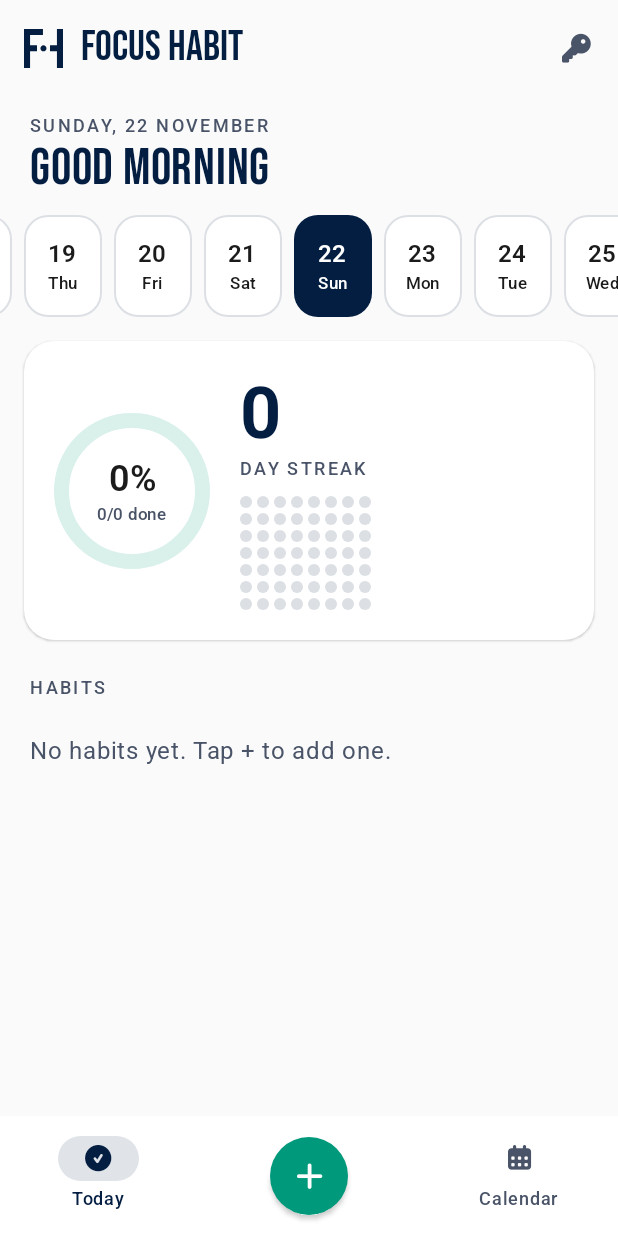
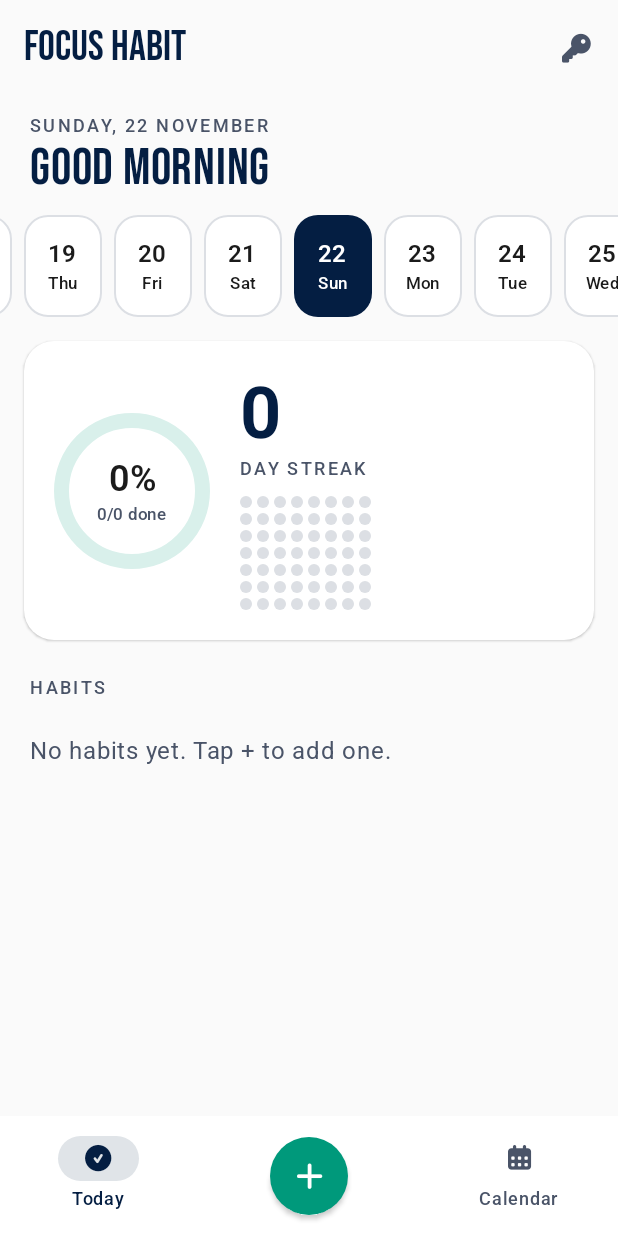
Before and after one commit to sito8943/FocusHabit, an Android app built with Jetpack Compose: the screen it shows after launch (MainActivity), on a phone screen of 412 x 824 dp. Run offline under Robolectric (Android 15) with nearby library versions, the phone set to English and light mode, and no system bars; our stand-ins replace Room's generated code.

Commit message:
feat: no logo in the header; launcher logo sized like SitoWallet's
The launcher logo goes from 54dp to 40dp tall inside the 108dp icon, which
matches the ink area of the SitoWallet icon (~680 dp²) so both read the same
size on the home screen. Header shows the wordmark only.

Co-Authored-By: Claude Opus 5.5 <noreply@anthropic.com>
Claude-Session: https://claude.ai/code/session_019dUnLZxUam22sEbepk4PUe

```diff
--- a/app/src/main/java/dev/sito8943/focushabit/ui/MainScreen.kt
+++ b/app/src/main/java/dev/sito8943/focushabit/ui/MainScreen.kt
@@ -1,7 +1,6 @@
 package dev.sito8943.focushabit.ui
 
 import androidx.activity.compose.BackHandler
-import androidx.compose.foundation.Image
 import androidx.compose.foundation.layout.Column
 import androidx.compose.foundation.layout.Row
 import androidx.compose.foundation.layout.consumeWindowInsets
@@ -36,9 +35,7 @@ import androidx.compose.runtime.saveable.rememberSaveable
 import androidx.compose.runtime.setValue
 import androidx.compose.ui.Alignment
 import androidx.compose.ui.Modifier
-import androidx.compose.ui.res.painterResource
 import androidx.compose.ui.res.stringResource
-import androidx.compose.ui.graphics.ColorFilter
 import androidx.compose.ui.unit.dp
 import androidx.compose.ui.unit.sp
 import androidx.lifecycle.compose.LifecycleResumeEffect
@@ -94,13 +91,6 @@ fun MainScreen(container: AppContainer) {
             TopAppBar(
                 title = {
                     Row(verticalAlignment = Alignment.CenterVertically) {
-                        Image(
-                            painter = painterResource(R.drawable.ic_logo),
-                            contentDescription = null,
-                            modifier = Modifier.size(26.dp),
-                            colorFilter = ColorFilter.tint(MaterialTheme.colorScheme.tertiary),
-                        )
-                        Spacer(Modifier.width(12.dp))
                         Text(
                             stringResource(R.string.app_name),
                             fontFamily = Bebas,
--- a/app/src/main/res/drawable/ic_logo.xml
+++ /dev/null
@@ -1,11 +0,0 @@
-<?xml version="1.0" encoding="utf-8"?>
-<!-- Focus Habit logo (Logo.svg, 508x517). -->
-<vector xmlns:android="http://schemas.android.com/apk/res/android"
-    android:width="24dp"
-    android:height="24dp"
-    android:viewportWidth="508"
-    android:viewportHeight="517">
-    <path
-        android:fillColor="#FF041E42"
-        android:pathData="M0,0h79v517h-79z M79,0h168v79h-168z M79,216h90v79h-90z M339,216h90v79h-90z M429,0h79v517h-79z M253.5,216a39.5,39.5 0,1 1,0 79a39.5,39.5 0,1 1,0 -79z" />
-</vector>
```
Also changed, not shown: app/src/main/res/drawable/ic_launcher_foreground.xml (+5 -5 lines), app/src/main/res/drawable/ic_launcher_monochrome.xml (+5 -5 lines).
